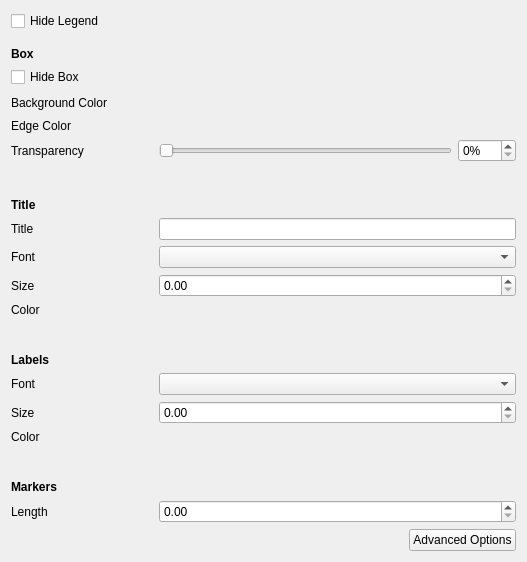
First picture: the form in qt/python/mantidqt/widgets/plotconfigdialog/legendtabwidget/legend_tab.ui, repository mantidproject/mantid, before the edit.
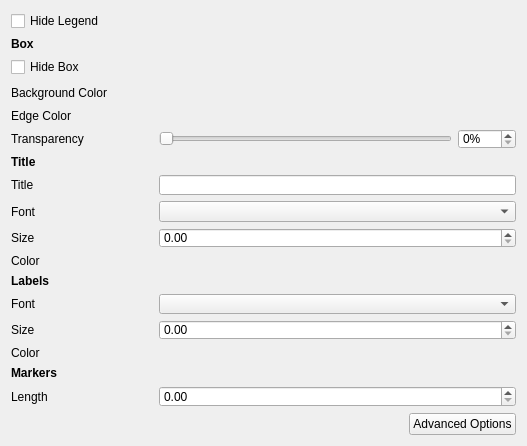
Second picture: the form after the edit.

Commit message:
Hide properties that are not in matplotlib v1.5
Add checks for if the properties exist and hide the ones that don't work from the gui

```diff
--- a/qt/python/mantidqt/widgets/plotconfigdialog/legendtabwidget/legend_tab.ui
+++ b/qt/python/mantidqt/widgets/plotconfigdialog/legendtabwidget/legend_tab.ui
@@ -7,7 +7,7 @@
     <x>0</x>
     <y>0</y>
     <width>527</width>
-    <height>562</height>
+    <height>446</height>
    </rect>
   </property>
   <property name="sizePolicy">
@@ -28,27 +28,34 @@
   <layout class="QGridLayout" name="gridLayout">
    <item row="1" column="0">
     <layout class="QVBoxLayout" name="verticalLayout_2">
-     <item>
-      <spacer name="verticalSpacer_4">
-       <property name="orientation">
-        <enum>Qt::Vertical</enum>
-       </property>
-       <property name="sizeHint" stdset="0">
-        <size>
-         <width>20</width>
-         <height>40</height>
-        </size>
-       </property>
-      </spacer>
-     </item>
      <item>
       <layout class="QGridLayout" name="grid_layout">
        <property name="sizeConstraint">
         <enum>QLayout::SetDefaultConstraint</enum>
        </property>
-       <item row="13" column="2" colspan="2">
+       <item row="9" column="2" colspan="2">
+        <widget class="QWidget" name="title_color_selector_dummy_widget" native="true">
+         <property name="sizePolicy">
+          <sizepolicy hsizetype="Expanding" vsizetype="Preferred">
+           <horstretch>0</horstretch>
+           <verstretch>0</verstretch>
+          </sizepolicy>
+         </property>
+        </widget>
+       </item>
+       <item row="11" column="2" colspan="2">
         <widget class="QComboBox" name="entries_font_combo_box"/>
        </item>
+       <item row="4" column="3">
+        <widget class="QSpinBox" name="transparency_spin_box">
+         <property name="suffix">
+          <string>%</string>
+         </property>
+         <property name="maximum">
+          <number>100</number>
+         </property>
+        </widget>
+       </item>
        <item row="2" column="2" colspan="2">
         <widget class="QWidget" name="background_color_selector_dummy_widget" native="true">
          <property name="sizePolicy">
@@ -59,6 +66,23 @@
          </property>
         </widget>
        </item>
+       <item row="2" column="0">
+        <widget class="QLabel" name="background_color_label">
+         <property name="text">
+          <string>Background Color</string>
+         </property>
+        </widget>
+       </item>
+       <item row="4" column="2">
+        <widget class="QSlider" name="transparency_slider">
+         <property name="maximum">
+          <number>100</number>
+         </property>
+         <property name="orientation">
+          <enum>Qt::Horizontal</enum>
+         </property>
+        </widget>
+       </item>
        <item row="4" column="0">
         <widget class="QLabel" name="transparency_label">
          <property name="text">
@@ -66,17 +90,7 @@
          </property>
         </widget>
        </item>
-       <item row="4" column="2">
-        <widget class="QSlider" name="transparency_slider">
-         <property name="maximum">
-          <number>100</number>
-         </property>
-         <property name="orientation">
-          <enum>Qt::Horizontal</enum>
-         </property>
-        </widget>
-       </item>
-       <item row="6" column="0">
+       <item row="5" column="0">
         <widget class="QLabel" name="title_label_2">
          <property name="font">
           <font>
@@ -90,27 +104,17 @@
          </property>
         </widget>
        </item>
-       <item row="2" column="0">
-        <widget class="QLabel" name="background_color_label">
+       <item row="1" column="0" colspan="2">
+        <widget class="QCheckBox" name="hide_box_check_box">
          <property name="text">
-          <string>Background Color</string>
+          <string>Hide Box</string>
          </property>
         </widget>
        </item>
-       <item row="4" column="3">
-        <widget class="QSpinBox" name="transparency_spin_box">
-         <property name="suffix">
-          <string>%</string>
-         </property>
-         <property name="maximum">
-          <number>100</number>
-         </property>
-        </widget>
-       </item>
-       <item row="3" column="0">
-        <widget class="QLabel" name="edge_color_label">
+       <item row="12" column="0">
+        <widget class="QLabel" name="entries_size_label">
          <property name="text">
-          <string>Edge Color</string>
+          <string>Size</string>
          </property>
         </widget>
        </item>
@@ -128,18 +132,12 @@
          </property>
         </widget>
        </item>
-       <item row="5" column="0" colspan="4">
-        <spacer name="verticalSpacer">
-         <property name="orientation">
-          <enum>Qt::Vertical</enum>
+       <item row="3" column="0">
+        <widget class="QLabel" name="edge_color_label">
+         <property name="text">
+          <string>Edge Color</string>
          </property>
-         <property name="sizeHint" stdset="0">
-          <size>
-           <width>20</width>
-           <height>40</height>
-          </size>
-         </property>
-        </spacer>
+        </widget>
        </item>
        <item row="3" column="2" colspan="2">
         <widget class="QWidget" name="edge_color_selector_dummy_widget" native="true">
@@ -151,67 +149,17 @@
          </property>
         </widget>
        </item>
-       <item row="20" column="0">
+       <item row="17" column="0">
         <widget class="QLabel" name="marker_size_label">
          <property name="text">
           <string>Length</string>
          </property>
         </widget>
        </item>
-       <item row="17" column="0" colspan="4">
-        <spacer name="verticalSpacer_3">
-         <property name="orientation">
-          <enum>Qt::Vertical</enum>
-         </property>
-         <property name="sizeHint" stdset="0">
-          <size>
-           <width>20</width>
-           <height>40</height>
-          </size>
-         </property>
-        </spacer>
-       </item>
-       <item row="1" column="0" colspan="2">
-        <widget class="QCheckBox" name="hide_box_check_box">
-         <property name="text">
-          <string>Hide Box</string>
-         </property>
-        </widget>
-       </item>
-       <item row="11" column="0" colspan="4">
-        <spacer name="verticalSpacer_2">
-         <property name="orientation">
-          <enum>Qt::Vertical</enum>
-         </property>
-         <property name="sizeHint" stdset="0">
-          <size>
-           <width>20</width>
-           <height>40</height>
-          </size>
-         </property>
-        </spacer>
-       </item>
-       <item row="14" column="0">
-        <widget class="QLabel" name="entries_size_label">
-         <property name="text">
-          <string>Size</string>
-         </property>
-        </widget>
-       </item>
-       <item row="15" column="2" colspan="2">
+       <item row="13" column="2" colspan="2">
         <widget class="QWidget" name="entries_color_selector_dummy_widget" native="true"/>
        </item>
-       <item row="10" column="2" colspan="2">
-        <widget class="QWidget" name="title_color_selector_dummy_widget" native="true">
-         <property name="sizePolicy">
-          <sizepolicy hsizetype="Expanding" vsizetype="Preferred">
-           <horstretch>0</horstretch>
-           <verstretch>0</verstretch>
-          </sizepolicy>
-         </property>
-        </widget>
-       </item>
-       <item row="13" column="0">
+       <item row="11" column="0">
         <widget class="QLabel" name="entries_font_label">
          <property name="text">
           <string>Font</string>
@@ -234,14 +182,14 @@
          </property>
         </spacer>
        </item>
-       <item row="15" column="0">
+       <item row="13" column="0">
         <widget class="QLabel" name="entries_color_label">
          <property name="text">
           <string>Color</string>
          </property>
         </widget>
        </item>
-       <item row="14" column="2" colspan="2">
+       <item row="12" column="2" colspan="2">
         <widget class="QDoubleSpinBox" name="entries_size_spin_box">
          <property name="sizePolicy">
           <sizepolicy hsizetype="Expanding" vsizetype="Fixed">
@@ -251,44 +199,44 @@
          </property>
         </widget>
        </item>
-       <item row="7" column="0">
+       <item row="6" column="0">
         <widget class="QLabel" name="title_label">
          <property name="text">
           <string>Title</string>
          </property>
         </widget>
        </item>
-       <item row="7" column="2" colspan="2">
+       <item row="6" column="2" colspan="2">
         <widget class="QLineEdit" name="title_line_edit"/>
        </item>
-       <item row="8" column="0">
+       <item row="7" column="0">
         <widget class="QLabel" name="label_2">
          <property name="text">
           <string>Font</string>
          </property>
         </widget>
        </item>
-       <item row="10" column="0">
-        <widget class="QLabel" name="label_4">
-         <property name="text">
-          <string>Color</string>
-         </property>
-        </widget>
-       </item>
        <item row="9" column="0">
+        <widget class="QLabel" name="label_4">
+         <property name="text">
+          <string>Color</string>
+         </property>
+        </widget>
+       </item>
+       <item row="8" column="0">
         <widget class="QLabel" name="label_3">
          <property name="text">
           <string>Size</string>
          </property>
         </widget>
        </item>
-       <item row="8" column="2" colspan="2">
+       <item row="7" column="2" colspan="2">
         <widget class="QComboBox" name="title_font_combo_box"/>
        </item>
-       <item row="9" column="2" colspan="2">
+       <item row="8" column="2" colspan="2">
         <widget class="QDoubleSpinBox" name="title_size_spin_box"/>
        </item>
-       <item row="12" column="0">
+       <item row="10" column="0">
         <widget class="QLabel" name="entries_label">
          <property name="font">
           <font>
@@ -302,10 +250,10 @@
          </property>
         </widget>
        </item>
-       <item row="20" column="2" colspan="2">
+       <item row="17" column="2" colspan="2">
         <widget class="QDoubleSpinBox" name="marker_size_spin_box"/>
        </item>
-       <item row="19" column="0">
+       <item row="16" column="0">
         <widget class="QLabel" name="markers_label">
          <property name="font">
           <font>
```
The commit also changes 2 other files.
